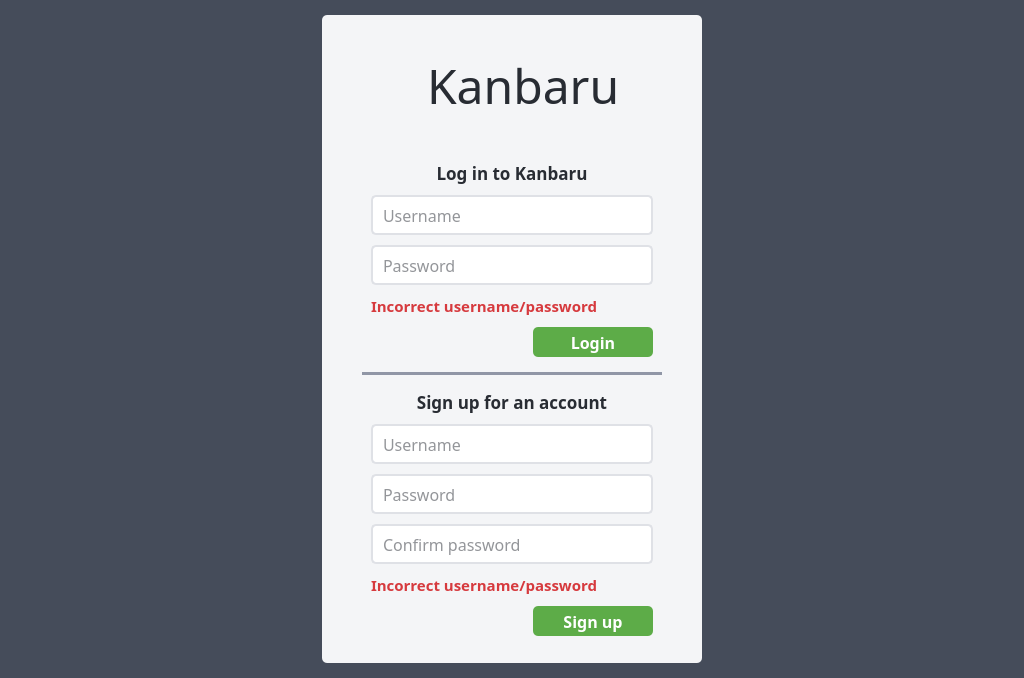
First picture: the form in src/ui/welcome.ui, repository dulapahv/Kanbaru, before the edit.
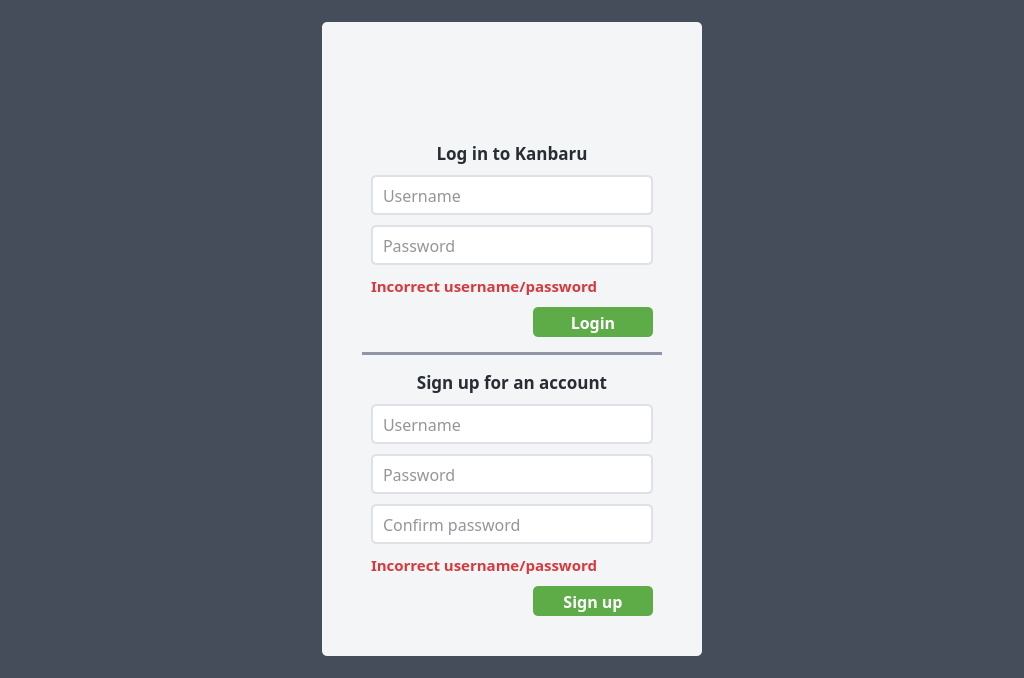
Second picture: the form after the edit. Icons and pictures are not drawn.

The edit to the form file:
```diff
--- a/src/ui/welcome.ui
+++ b/src/ui/welcome.ui
@@ -169,25 +169,12 @@
                  </item>
                  <item>
                   <layout class="QHBoxLayout" name="horizontalLayout_5">
-                   <item>
-                    <spacer name="horizontalSpacer_6">
-                     <property name="orientation">
-                      <enum>Qt::Horizontal</enum>
-                     </property>
-                     <property name="sizeHint" stdset="0">
-                      <size>
-                       <width>40</width>
-                       <height>20</height>
-                      </size>
-                     </property>
-                    </spacer>
-                   </item>
                    <item>
                     <widget class="QLabel" name="label">
                      <property name="maximumSize">
                       <size>
-                       <width>52</width>
-                       <height>52</height>
+                       <width>250</width>
+                       <height>50</height>
                       </size>
                      </property>
                      <property name="text">
@@ -201,42 +188,6 @@
                      </property>
                     </widget>
                    </item>
-                   <item>
-                    <widget class="QLabel" name="label_logo">
-                     <property name="font">
-                      <font>
-                       <family>Torus Pro</family>
-                       <pointsize>36</pointsize>
-                       <bold>false</bold>
-                      </font>
-                     </property>
-                     <property name="styleSheet">
-                      <string notr="true">color: #282c33;</string>
-                     </property>
-                     <property name="text">
-                      <string>Kanbaru</string>
-                     </property>
-                     <property name="alignment">
-                      <set>Qt::AlignLeading|Qt::AlignLeft|Qt::AlignVCenter</set>
-                     </property>
-                     <property name="wordWrap">
-                      <bool>true</bool>
-                     </property>
-                    </widget>
-                   </item>
-                   <item>
-                    <spacer name="horizontalSpacer_7">
-                     <property name="orientation">
-                      <enum>Qt::Horizontal</enum>
-                     </property>
-                     <property name="sizeHint" stdset="0">
-                      <size>
-                       <width>40</width>
-                       <height>20</height>
-                      </size>
-                     </property>
-                    </spacer>
-                   </item>
                   </layout>
                  </item>
                  <item>
```
Left out of the diff: 2 changed lines with no effect on the pictures.
